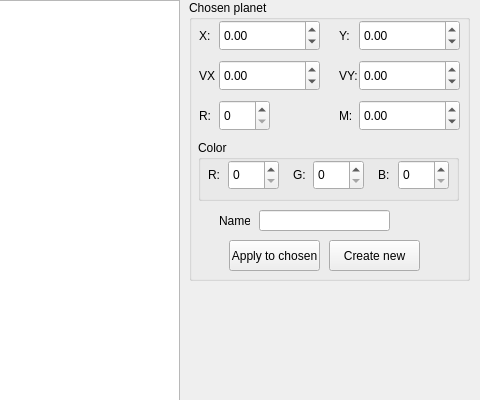
Above: src/widget.ui from BigRedEye/Kepler before the change; both pictures show x 621 to 1101 and y 0 to 400 of the 1101 by 600 pixel window. Below: the same form after it.
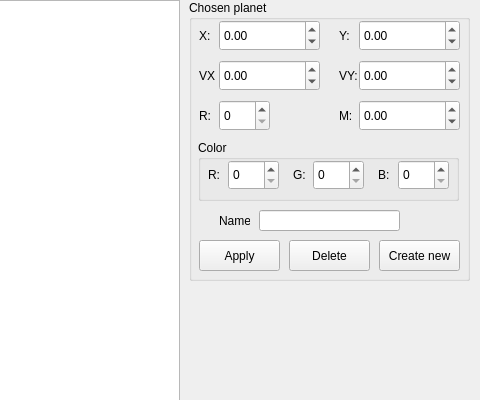
That is the form after the change.

Commit message: Delete planets

```diff
--- a/src/widget.ui
+++ b/src/widget.ui
@@ -313,22 +313,22 @@
    <widget class="QPushButton" name="pushButton">
     <property name="geometry">
      <rect>
-      <x>40</x>
+      <x>10</x>
       <y>240</y>
-      <width>91</width>
+      <width>81</width>
       <height>31</height>
      </rect>
     </property>
     <property name="text">
-     <string>Apply to chosen</string>
+     <string>Apply</string>
     </property>
    </widget>
    <widget class="QPushButton" name="pushButton_2">
     <property name="geometry">
      <rect>
-      <x>140</x>
+      <x>190</x>
       <y>240</y>
-      <width>91</width>
+      <width>81</width>
       <height>31</height>
      </rect>
     </property>
@@ -341,7 +341,7 @@
      <rect>
       <x>70</x>
       <y>210</y>
-      <width>131</width>
+      <width>141</width>
       <height>21</height>
      </rect>
     </property>
@@ -359,6 +359,19 @@
      <string>Name:</string>
     </property>
    </widget>
+   <widget class="QPushButton" name="pushButton_3">
+    <property name="geometry">
+     <rect>
+      <x>100</x>
+      <y>240</y>
+      <width>81</width>
+      <height>31</height>
+     </rect>
+    </property>
+    <property name="text">
+     <string>Delete</string>
+    </property>
+   </widget>
   </widget>
  </widget>
  <layoutdefault spacing="6" margin="11"/>
```
The commit also changes 2 other files.
